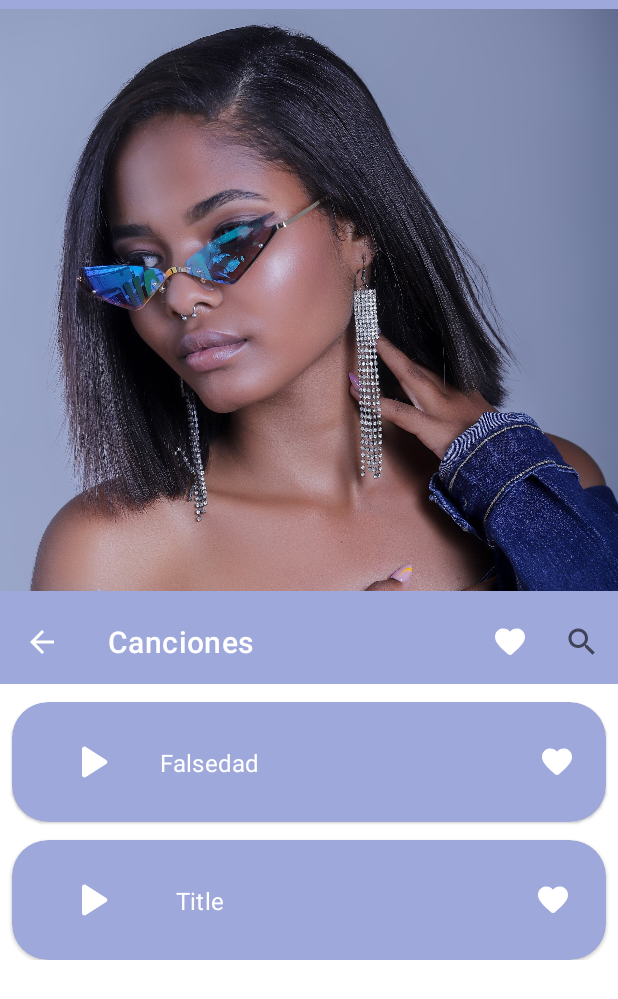
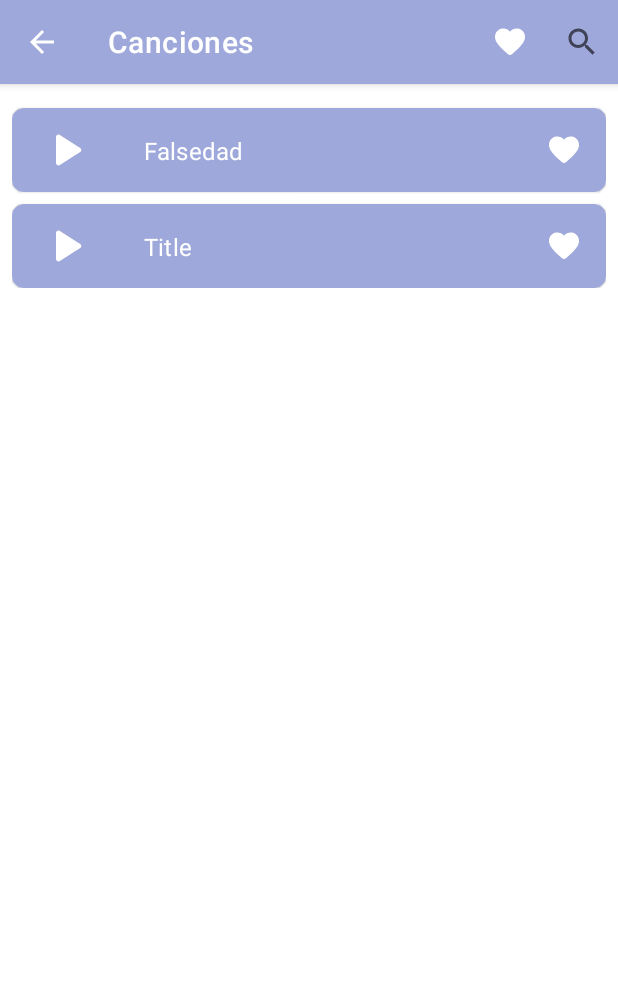
Before and after one commit to enmanuel52/Evagne-Lyrics, an Android app: the ListFragment screen opened through its navigation route, on a phone screen of 412 x 824 dp. Shown: the top 999 px of the screen. Run offline under Robolectric (Android 15) with nearby library versions, the phone set to English and light mode, and no system bars; our stand-ins replace Dagger/Hilt's generated code, Room's generated code.

Commit message:
frontend a little better

```diff
--- a/app/src/main/java/com/example/evagnelyrics/data/database/entities/LyricsEntity.kt
+++ b/app/src/main/java/com/example/evagnelyrics/data/database/entities/LyricsEntity.kt
@@ -10,7 +10,7 @@ data class LyricsEntity(
     @ColumnInfo(name = "title") val title: String,
     @ColumnInfo(name = "letter") val letter: String,
     @ColumnInfo(name = "favorite") var favorite: Boolean = false,
-    @ColumnInfo(name = "album") var album: String = "Single",
+    @ColumnInfo(name = "album") var album: String = "Singles",
 )
 
 const val LYRICS_TABLE_NAME = "lyrics_table"
--- a/app/src/main/java/com/example/evagnelyrics/ui/fragment/ListFragment.kt
+++ b/app/src/main/java/com/example/evagnelyrics/ui/fragment/ListFragment.kt
@@ -61,7 +61,7 @@ class ListFragment : Fragment() {
             viewModel.fav.observe(viewLifecycleOwner) {fav->
                 binding.listToolbar.menu.findItem(R.id.showFav).let {menu ->
                     if (fav) {
-                        menu.icon.setTint(Color.RED)
+                        menu.icon.setTint(requireContext().getColor(R.color.pink))
                     } else {
                         menu.icon.setTint(Color.WHITE)
                     }
--- a/app/src/main/res/drawable/ic_round_favorite_24.xml
+++ b/app/src/main/res/drawable/ic_round_favorite_24.xml
@@ -1,4 +1,4 @@
-<vector android:height="24dp" android:tint="#D50000"
+<vector android:height="24dp" android:tint="#C51162"
     android:viewportHeight="24" android:viewportWidth="24"
     android:width="24dp" xmlns:android="http://schemas.android.com/apk/res/android">
     <path android:fillColor="@android:color/white" android:pathData="M13.35,20.13c-0.76,0.69 -1.93,0.69 -2.69,-0.01l-0.11,-0.1C5.3,15.27 1.87,12.16 2,8.28c0.06,-1.7 0.93,-3.33 2.34,-4.29 2.64,-1.8 5.9,-0.96 7.66,1.1 1.76,-2.06 5.02,-2.91 7.66,-1.1 1.41,0.96 2.28,2.59 2.34,4.29 0.14,3.88 -3.3,6.99 -8.55,11.76l-0.1,0.09z"/>
--- a/app/src/main/res/drawable/splash_background.xml
+++ b/app/src/main/res/drawable/splash_background.xml
@@ -1,8 +1,8 @@
 <?xml version="1.0" encoding="utf-8"?>
 <layer-list xmlns:android="http://schemas.android.com/apk/res/android"
-    android:opacity="opaque">
+    android:opacity="translucent">
 
-    <item android:drawable="?attr/colorPrimary" />
+    <item android:drawable="@color/splash_background" />
 
     <item
         android:width="410dp"
--- a/app/src/main/res/layout/fragment_list.xml
+++ b/app/src/main/res/layout/fragment_list.xml
@@ -8,7 +8,8 @@
 
     <com.google.android.material.appbar.AppBarLayout
         android:layout_width="match_parent"
-        android:layout_height="wrap_content">
+        android:layout_height="wrap_content"
+        android:elevation="8dp">
 
         <com.google.android.material.appbar.CollapsingToolbarLayout
             android:layout_width="match_parent"
@@ -18,35 +19,35 @@
             app:layout_scrollFlags="scroll|exitUntilCollapsed"
             app:toolbarId="@id/listToolbar">
 
-            <com.google.android.material.imageview.ShapeableImageView
-                android:id="@+id/avatar"
-                android:layout_width="match_parent"
-                android:layout_height="400dp"
-                android:layout_gravity="center"
-                android:src="@drawable/img3_7228_crop" />
-
         </com.google.android.material.appbar.CollapsingToolbarLayout>
 
         <com.google.android.material.appbar.MaterialToolbar
             android:id="@+id/listToolbar"
             android:layout_width="match_parent"
             android:layout_height="?actionBarSize"
+            app:layout_collapseMode="none"
             app:title="@string/songs_title"
-            app:titleTextColor="@color/white"
-            app:layout_collapseMode="pin"/>
+            app:titleTextColor="@color/white" />
 
     </com.google.android.material.appbar.AppBarLayout>
 
     <androidx.core.widget.NestedScrollView
         android:layout_width="match_parent"
         android:layout_height="match_parent"
+        android:paddingStart="8dp"
+        android:paddingEnd="8dp"
         app:layout_behavior="@string/appbar_scrolling_view_behavior">
 
+        <FrameLayout
+            android:layout_width="match_parent"
+            android:layout_height="match_parent">
 
-        <androidx.recyclerview.widget.RecyclerView
-            android:id="@+id/listRecycler"
-            android:layout_width="match_parent"
-            android:layout_height="match_parent" />
+            <androidx.recyclerview.widget.RecyclerView
+                android:id="@+id/listRecycler"
+                android:layout_width="match_parent"
+                android:layout_height="match_parent"
+                android:layout_marginTop="8dp" />
+        </FrameLayout>
     </androidx.core.widget.NestedScrollView>
 
 </androidx.coordinatorlayout.widget.CoordinatorLayout>
--- a/app/src/main/res/layout/list_recycler_layout.xml
+++ b/app/src/main/res/layout/list_recycler_layout.xml
@@ -1,56 +1,53 @@
 <?xml version="1.0" encoding="utf-8"?>
 <com.google.android.material.card.MaterialCardView xmlns:android="http://schemas.android.com/apk/res/android"
+    xmlns:app="http://schemas.android.com/apk/res-auto"
     xmlns:tools="http://schemas.android.com/tools"
     android:layout_width="match_parent"
-    android:layout_height="80dp"
-    xmlns:app="http://schemas.android.com/apk/res-auto"
-    android:elevation="8dp"
+    android:layout_height="56dp"
+    android:layout_marginTop="8dp"
     android:checkable="true"
-    android:focusable="true"
     android:clickable="true"
-    android:layout_marginStart="8dp"
-    android:layout_marginTop="12dp"
-    android:layout_marginEnd="8dp"
-    android:backgroundTint="?attr/colorPrimary">
+    android:elevation="2dp"
+    android:focusable="true">
 
     <androidx.constraintlayout.widget.ConstraintLayout
         android:layout_width="match_parent"
-        android:layout_height="match_parent">
+        android:layout_height="match_parent"
+        android:background="?attr/colorPrimary">
 
         <com.google.android.material.imageview.ShapeableImageView
+            android:id="@+id/playIcon"
             android:layout_width="wrap_content"
             android:layout_height="wrap_content"
+            android:layout_marginStart="16dp"
+            android:src="@drawable/ic_round_play_arrow_24"
+            app:layout_constraintBottom_toBottomOf="parent"
             app:layout_constraintStart_toStartOf="parent"
-            app:layout_constraintTop_toTopOf="parent"
-            app:layout_constraintBottom_toBottomOf="parent"
-            app:layout_constraintEnd_toEndOf="parent"
-            app:layout_constraintHorizontal_bias=".05"
-            android:layout_marginStart="16dp"
-            android:src="@drawable/ic_round_play_arrow_24"/>
+            app:layout_constraintTop_toTopOf="parent" />
 
         <com.google.android.material.textview.MaterialTextView
             android:id="@+id/songTitle"
+            style="@style/TextAppearance.MaterialComponents.Subtitle1"
             android:layout_width="wrap_content"
             android:layout_height="wrap_content"
-            app:layout_constraintStart_toStartOf="parent"
+            android:layout_marginStart="32dp"
+            android:maxLines="1"
+            android:textColor="@color/white"
+            app:layout_constraintBottom_toBottomOf="parent"
+            app:layout_constraintStart_toEndOf="@id/playIcon"
             app:layout_constraintTop_toTopOf="parent"
-            app:layout_constraintBottom_toBottomOf="parent"
-            app:layout_constraintEnd_toEndOf="parent"
-            app:layout_constraintHorizontal_bias=".3"
-            tools:text="@tools:sample/lorem"
-            style="@style/TextAppearance.MaterialComponents.Subtitle1"
-            android:textColor="@color/white"/>
+            tools:text="@tools:sample/lorem" />
 
         <com.google.android.material.imageview.ShapeableImageView
             android:id="@+id/favorite"
             android:layout_width="wrap_content"
             android:layout_height="wrap_content"
-            app:layout_constraintStart_toEndOf="@+id/songTitle"
-            app:layout_constraintTop_toTopOf="parent"
+            android:layout_marginEnd="16dp"
             app:layout_constraintBottom_toBottomOf="parent"
             app:layout_constraintEnd_toEndOf="parent"
-            app:layout_constraintHorizontal_bias=".9"
-            tools:src="@drawable/ic_round_favorite_white_24"/>
+            app:layout_constraintTop_toTopOf="parent"
+            tools:src="@drawable/ic_round_favorite_white_24" />
     </androidx.constraintlayout.widget.ConstraintLayout>
 
+
 </com.google.android.material.card.MaterialCardView>
--- a/app/src/main/res/values/colors.xml
+++ b/app/src/main/res/values/colors.xml
@@ -8,8 +8,10 @@
     <color name="black">#FF000000</color>
     <color name="white">#FFFFFFFF</color>
 
-    //bluish gray 100
     <color name="primaryColor">#9FA8DA</color>
     <color name="primaryLightColor">#ffffff</color>
     <color name="primaryDarkColor">#3F51B5</color>
+
+    <color name="pink">#C51162</color>
+    <color name="splash_background">#bdc3d9</color>
 </resources>
--- a/app/src/main/res/values/strings.xml
+++ b/app/src/main/res/values/strings.xml
@@ -1,12 +1,6 @@
 <resources>
     <string name="app_name">Evagne Lyrics</string>
     <string name="songs_title">Canciones</string>
-    <string name="songs_description">Vea sus canciones</string>
     <string name="albums_title">Albumes</string>
-    <string name="albums_description">Vea su lista de albumes</string>
     <string name="title_wallpapers">Fotografias</string>
-    <string name="description_wallpapers">Vea una lista de fotografias</string>
-    <!-- TODO: Remove or change this placeholder text -->
-    <string name="hello_blank_fragment">Hello blank fragment</string>
-    <!-- TODO: Remove or change this placeholder text -->
 </resources>
--- a/app/src/main/res/values/themes.xml
+++ b/app/src/main/res/values/themes.xml
@@ -25,7 +25,7 @@
 
     <style name="ShapeAppearance.MaterialComponents.SmallComponent.Mine">
         <item name="cornerFamily">rounded</item>
-        <item name="cornerSize">24dp</item>
+        <item name="cornerSize">8dp</item>
     </style>
 
     <style name="Widget.MaterialComponents.CardView.Mine">
@@ -35,4 +35,7 @@
     <style name="Base.Widget.MaterialComponents.TextView.Mine">
         <item name="android:textSize">16sp</item>
     </style>
+    <style name="Base.Widget.MaterialComponents.TextView.MyTitle">
+        <item name="android:textSize">24sp</item>
+    </style>
 </resources>
```
Also changed, not shown: app/src/main/java/com/example/evagnelyrics/core/Items.kt (+11 -0 lines), app/src/main/res/layout/fragment_main.xml (+30 -35 lines), app/src/main/res/layout/fragment_song.xml (+7 -3 lines), app/src/main/res/drawable-v24/img3_7228_crop.jpg, 4 other files.
